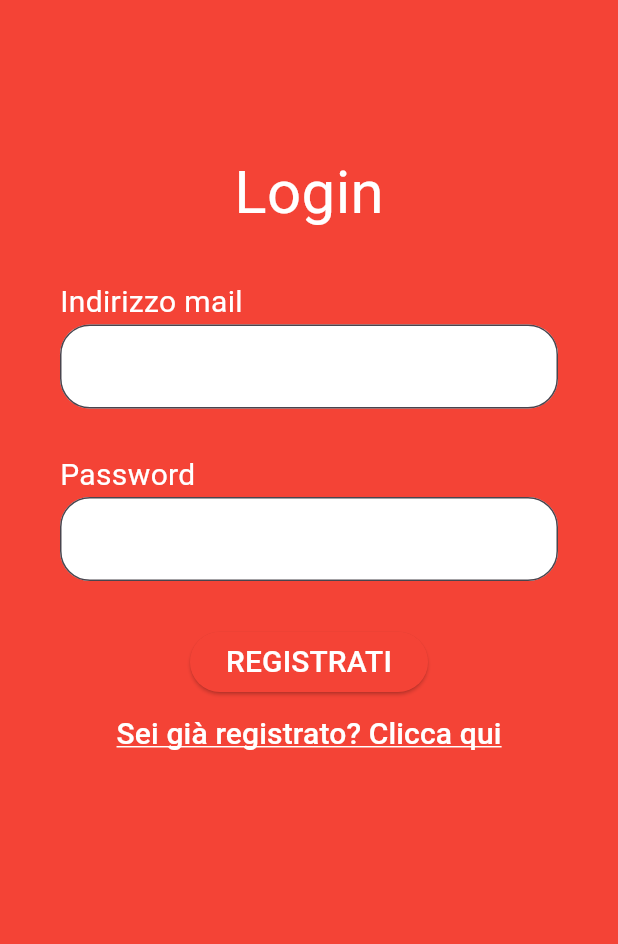
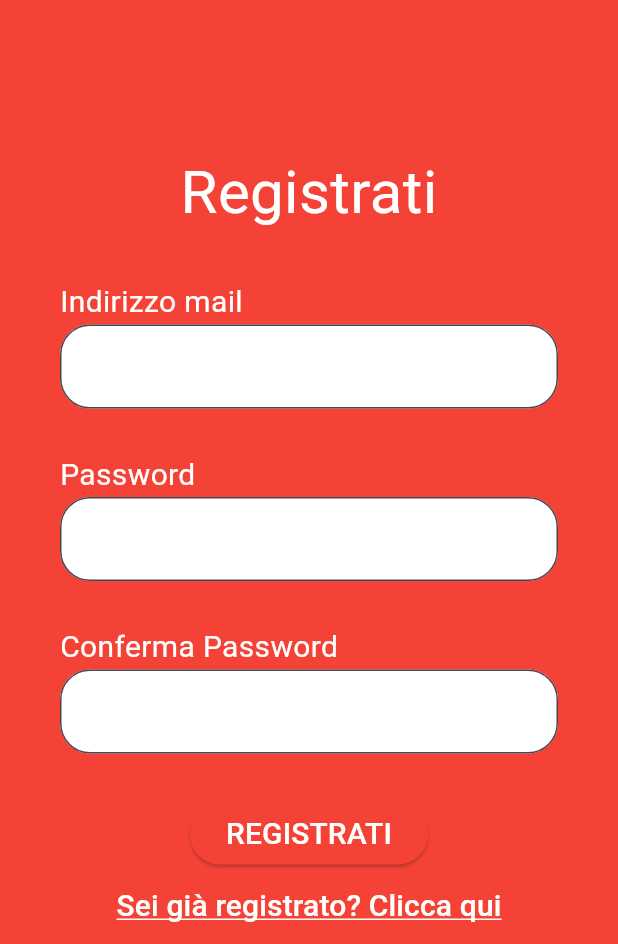
Before and after one commit to MatteoBedini/Riproduzione_altrefiamme-Flutter, a Flutter app: the Register screen opened directly, on a phone screen of 412 x 824 dp, the part 292-1236 px from its top. Run offline on Flutter 3.47's test engine with Material 3 defaults, Android fonts, the phone set to English and light mode, and no system bars; our stand-ins replace fl_chart, font_awesome_flutter.

Commit message:
small change

```diff
--- a/lib/pages/register-page/register.dart
+++ b/lib/pages/register-page/register.dart
@@ -24,7 +24,7 @@ class Register extends StatelessWidget {
                       scale: 0.5,),
                   ),
                   const Center(
-                    child: Text('Login',
+                    child: Text('Registrati',
                       style: TextStyle(color: Colors.white, fontSize: 40),),
                   ),
                   Container(
@@ -51,13 +51,36 @@ class Register extends StatelessWidget {
                     ),
                   ),
                   Container(
+                    margin: const EdgeInsets.fromLTRB(0, 30, 0, 0),
+
+                    child:
+                    const Column(
+                      crossAxisAlignment: CrossAxisAlignment.start,
+                      children: [
+                        Text('Password',
+                          style: TextStyle(color: Colors.white, fontSize: 20),),
+                        TextField(
+                          decoration: InputDecoration(
+
+                            filled: true,
+                            fillColor: Colors.white,
+                            border: OutlineInputBorder(
+                              borderRadius: BorderRadius.all(Radius.circular(
+                                  20)),
+                            ),
+                          ),
+                        )
+                      ],
+                    ),
+                  ),
+                  Container(
                     margin: const EdgeInsets.fromLTRB(0, 30, 0, 30),
 
                     child:
                     const Column(
                       crossAxisAlignment: CrossAxisAlignment.start,
                       children: [
-                        Text('Password',
+                        Text('Conferma Password',
                           style: TextStyle(color: Colors.white, fontSize: 20),),
                         TextField(
                           decoration: InputDecoration(
```
